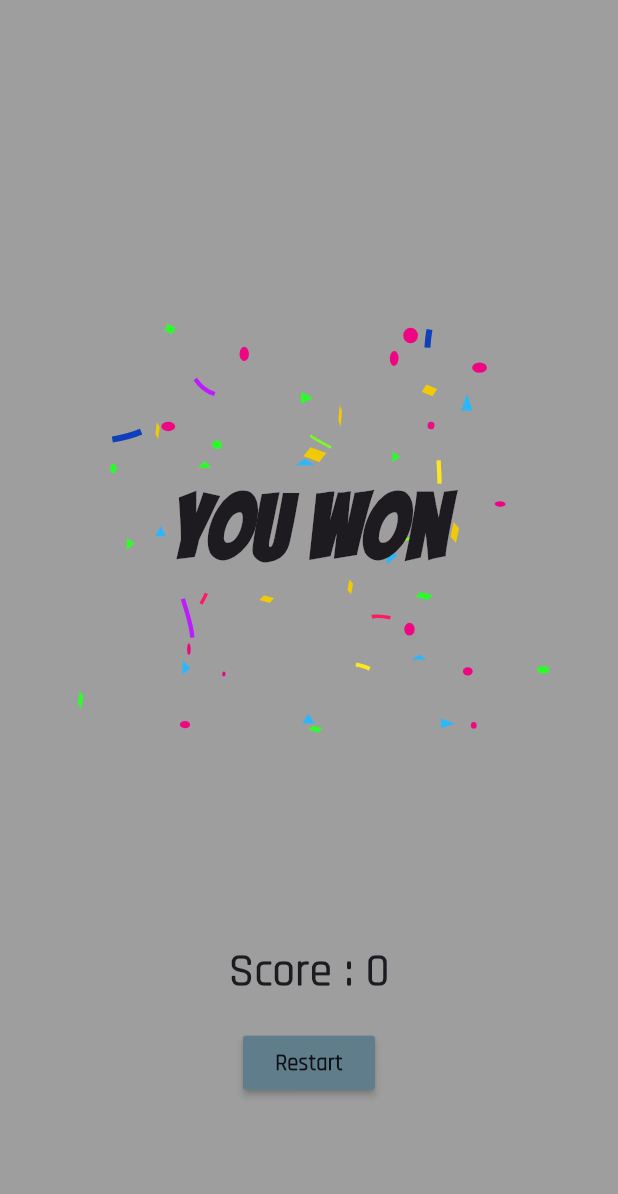
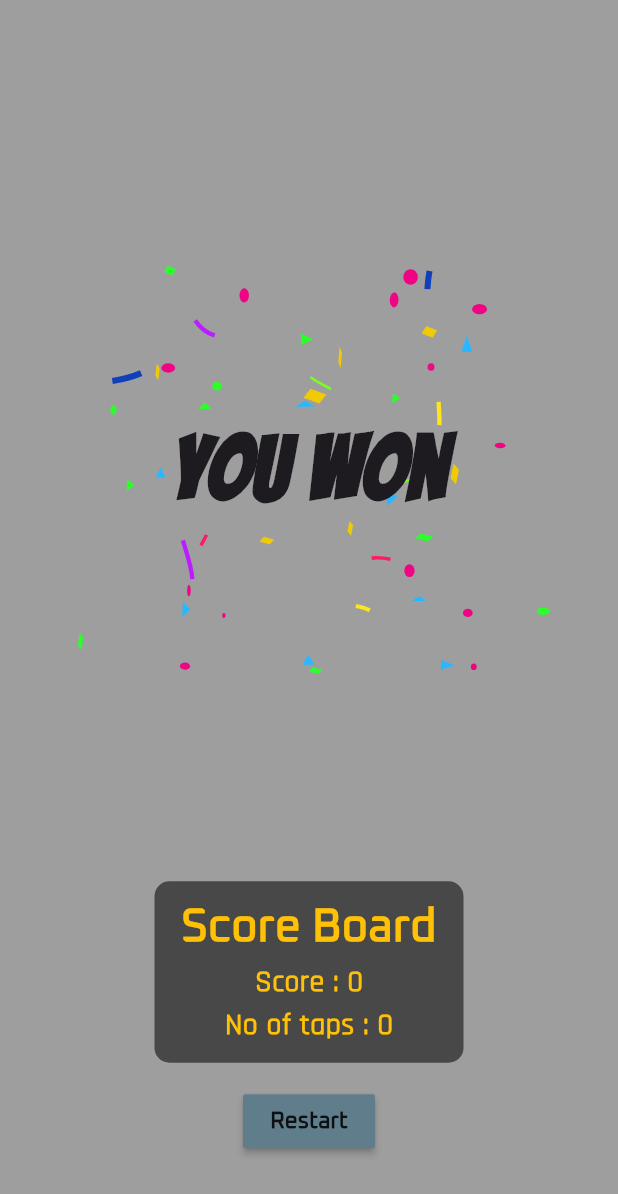
Before and after one commit to HariDharsaun/Finger_Blitz, a Flutter app: the WinningPage screen opened directly with empty values, on a phone screen of 412 x 824 dp. Shown: the top 1194 px of the screen. Run offline on Flutter 3.47's test engine with Material 3 defaults, Android fonts, the phone set to English and light mode, and no system bars; our stand-ins replace lottie.

Commit message:
added score board and taps

```diff
--- a/lib/main.dart
+++ b/lib/main.dart
@@ -93,7 +93,7 @@ class HomePage extends StatefulWidget {
 }
 
 class _HomePageState extends State<HomePage> {
-  List<Color> colours= [Colors.blue,Colors.red,Colors.amber,Colors.deepOrange,Colors.greenAccent,Colors.pink,Colors.deepPurple,Colors.deepPurpleAccent];
+  List<Color> colours= [Colors.blue,Colors.red,Colors.amberAccent,Colors.deepOrange,Colors.greenAccent,Colors.pink,Colors.deepPurple,Colors.deepPurpleAccent];
   Color button_color1 = Colors.white;
   Color button_color2 = Colors.white;
   bool p1_start = false;
@@ -263,6 +263,8 @@ class _GamePageState extends State<GamePage> {
   double p2_height = 0;
   int p1_score = 0;
   int p2_score = 0;
+  int p1_taps = 0;
+  int p2_taps = 0;
 
   @override
   Widget build(BuildContext context) {
@@ -279,13 +281,15 @@ class _GamePageState extends State<GamePage> {
             padding: const EdgeInsets.all(0),
             onPressed: (){
               setState(() {
+                p1_taps += 1;
                 p1_height += 30;
                 p2_height -= 30;
-                p1_score += 10;
+                p1_score += 12;
               });
               if(p1_height > MediaQuery.of(context).size.height-60)
                 {
-                  Navigator.push(context, MaterialPageRoute(builder: (context)=>WinningPage("1",p1_score,widget.c1,widget.c2)));
+                  print(p1_taps);
+                  Navigator.push(context, MaterialPageRoute(builder: (context)=>WinningPage("1",p1_score,widget.c1,widget.c2,p1_taps)));
                 }
             },
             child: Container(
@@ -307,14 +311,15 @@ class _GamePageState extends State<GamePage> {
           MaterialButton(
             padding: const EdgeInsets.all(0),
             onPressed: (){
+                p2_taps += 1;
                 setState(() {
                   p2_height += 30;
                   p1_height -= 30;
-                  p2_score += 10;
+                  p2_score += 12;
                 });
                 if(p2_height > MediaQuery.of(context).size.height-60)
                 {
-                  Navigator.push(context, MaterialPageRoute(builder: (context)=>WinningPage("2",p2_score,widget.c1,widget.c2)));
+                  Navigator.push(context, MaterialPageRoute(builder: (context)=>WinningPage("2",p2_score,widget.c1,widget.c2,p2_taps)));
                 }
             },
             child: Container(
@@ -397,7 +402,8 @@ class WinningPage extends StatefulWidget{
   int score = 0;
   final Color player1_color;
   final Color palyer2_color;
-  WinningPage(this.player,this.score,this.player1_color,this.palyer2_color, {super.key});
+  final int taps;
+  WinningPage(this.player,this.score,this.player1_color,this.palyer2_color,this.taps,{super.key});
 
   @override
   State<WinningPage> createState() => _WinningPageState();
@@ -405,7 +411,7 @@ class WinningPage extends StatefulWidget{
 
 class _WinningPageState extends State<WinningPage>with SingleTickerProviderStateMixin {
   late AnimationController winning_controller;
-
+  final Color board_text = Colors.amber;
   @override
   void initState(){
     super.initState();
@@ -446,7 +452,22 @@ class _WinningPageState extends State<WinningPage>with SingleTickerProviderState
                 ),
               ),
             ),
-            Text("Score : ${widget.score}",style: const TextStyle(fontFamily: 'Rajdhani',fontSize: 30,fontWeight: FontWeight.bold),),
+            Container(
+              padding: const EdgeInsets.all(10),
+              width: MediaQuery.of(context).size.width/2,
+              alignment: Alignment.center,
+              decoration: BoxDecoration(
+                color: Colors.black54,
+                borderRadius: BorderRadius.circular(10),
+              ),
+              child: Column(
+                children: [
+                  Text("Score Board",style: TextStyle(fontFamily: 'Oxanium',fontSize: 30,fontWeight: FontWeight.bold,color: board_text),),
+                  Text("Score : ${widget.score}",style: TextStyle(fontFamily: 'Rajdhani',fontSize: 20,fontWeight: FontWeight.w600,color: board_text),),
+                  Text("No of taps : ${widget.taps}",style: TextStyle(fontFamily: 'Rajdhani',fontSize: 20,fontWeight: FontWeight.w600,color: board_text),)
+                ],
+              ),
+            ),
             Padding(
               padding: const EdgeInsets.all(15),
               child: MaterialButton(
@@ -456,7 +477,7 @@ class _WinningPageState extends State<WinningPage>with SingleTickerProviderState
                 Navigator.pop(context);
               },
               color: Colors.blueGrey,
-              child: const Text("Restart",style: TextStyle(fontFamily: 'Rajdhani',fontSize: 15,fontWeight: FontWeight.bold),),
+              child: const Text("Restart",style: TextStyle(fontFamily: 'Oxanium',fontSize: 15,fontWeight: FontWeight.bold,),),
               ),
             )
           ],
```
